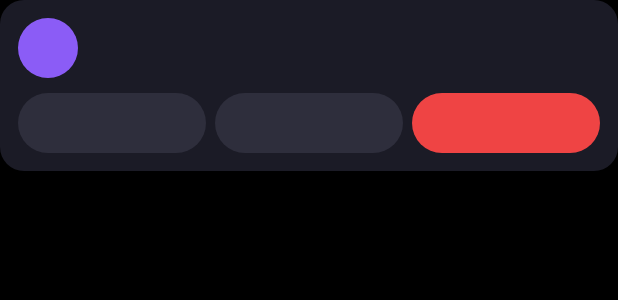
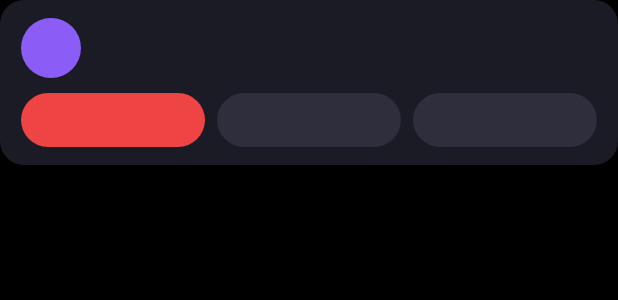
Before and after one commit to rupanatha16-hub/vibe-call, an Android app built with Jetpack Compose: the layout notif_call_0.xml on its own in the app's theme, with its tools: preview values and no code run, on a phone screen of 412 x 824 dp. Shown: the top 300 px of the screen. Run offline under Robolectric (Android 15) with nearby library versions, the phone set to English and light mode, and no system bars.

Commit message:
Update notif_call_0.xml

```diff
--- a/app/src/main/res/layout/notif_call_0.xml
+++ b/app/src/main/res/layout/notif_call_0.xml
@@ -3,7 +3,10 @@
     android:layout_width="match_parent"
     android:layout_height="wrap_content"
     android:orientation="vertical"
-    android:padding="12dp"
+    android:paddingStart="14dp"
+    android:paddingEnd="14dp"
+    android:paddingTop="12dp"
+    android:paddingBottom="12dp"
     android:background="@drawable/bg_n_card">
 
     <LinearLayout
@@ -19,7 +22,7 @@
             android:gravity="center"
             android:background="@drawable/bg_n_on"
             android:textColor="#FFFFFF"
-            android:textSize="18sp"
+            android:textSize="17sp"
             android:textStyle="bold" />
 
         <LinearLayout
@@ -73,16 +76,16 @@
         <LinearLayout
             android:id="@+id/n_b1"
             android:layout_width="0dp"
-            android:layout_height="40dp"
+            android:layout_height="36dp"
             android:layout_weight="1"
-            android:layout_marginEnd="6dp"
+            android:layout_marginEnd="8dp"
             android:gravity="center"
             android:orientation="horizontal"
-            android:background="@drawable/bg_n_btn">
+            android:background="@drawable/bg_n_red">
             <ImageView
                 android:id="@+id/n_b1_icon"
-                android:layout_width="20dp"
-                android:layout_height="20dp" />
+                android:layout_width="17dp"
+                android:layout_height="17dp" />
             <TextView
                 android:id="@+id/n_b1_text"
                 android:layout_width="wrap_content"
@@ -96,16 +99,16 @@
         <LinearLayout
             android:id="@+id/n_b2"
             android:layout_width="0dp"
-            android:layout_height="40dp"
+            android:layout_height="36dp"
             android:layout_weight="1"
-            android:layout_marginEnd="6dp"
+            android:layout_marginEnd="8dp"
             android:gravity="center"
             android:orientation="horizontal"
             android:background="@drawable/bg_n_btn">
             <ImageView
                 android:id="@+id/n_b2_icon"
-                android:layout_width="20dp"
-                android:layout_height="20dp" />
+                android:layout_width="17dp"
+                android:layout_height="17dp" />
             <TextView
                 android:id="@+id/n_b2_text"
                 android:layout_width="wrap_content"
@@ -119,15 +122,15 @@
         <LinearLayout
             android:id="@+id/n_b3"
             android:layout_width="0dp"
-            android:layout_height="40dp"
+            android:layout_height="36dp"
             android:layout_weight="1"
             android:gravity="center"
             android:orientation="horizontal"
-            android:background="@drawable/bg_n_red">
+            android:background="@drawable/bg_n_btn">
             <ImageView
                 android:id="@+id/n_b3_icon"
-                android:layout_width="20dp"
-                android:layout_height="20dp" />
+                android:layout_width="17dp"
+                android:layout_height="17dp" />
             <TextView
                 android:id="@+id/n_b3_text"
                 android:layout_width="wrap_content"
```
